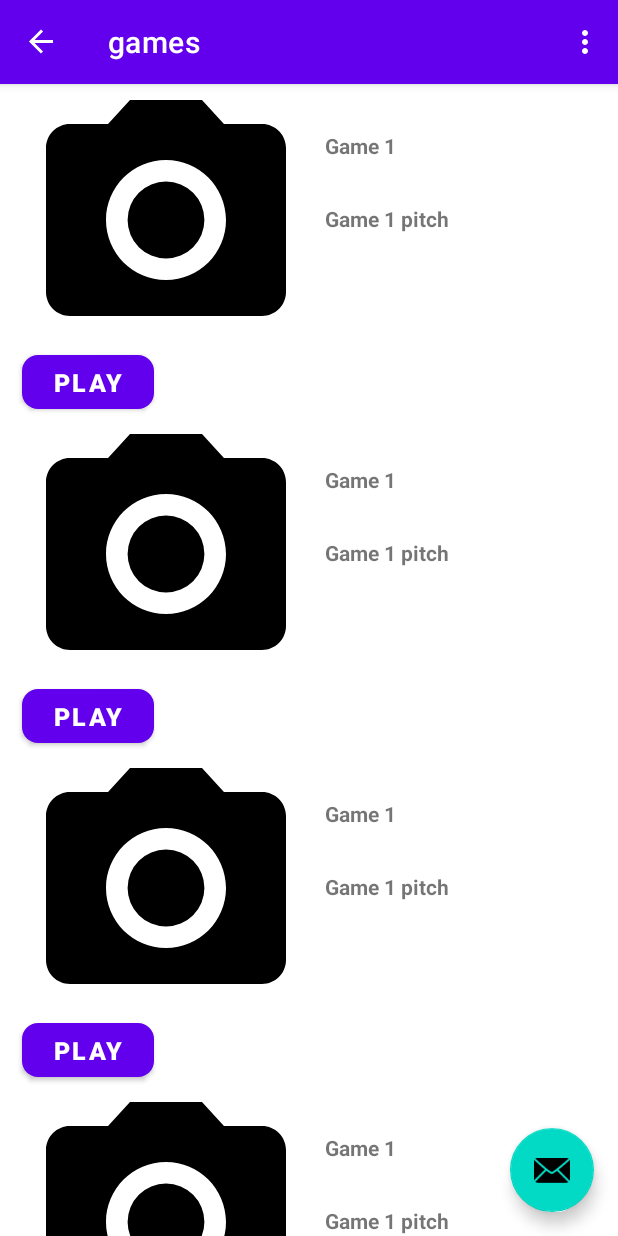
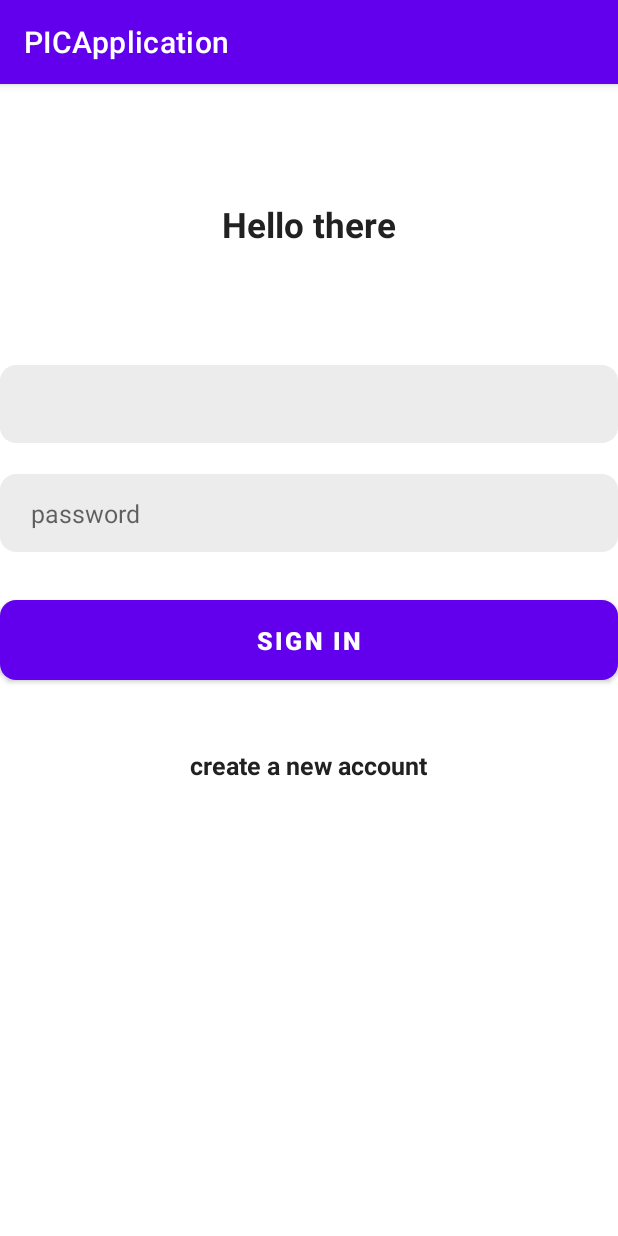
Before and after one commit to EvaristeMJ/PICApplication, an Android app: the screen it shows after launch (MainActivity before the commit, SignInActivity after it), on a phone screen of 412 x 824 dp. Run offline under Robolectric (Android 15) with nearby library versions, the phone set to English and light mode, and no system bars; our stand-ins replace sdp/ssp sizes.

Commit message:
signup and sign in activity implementation

```diff
--- /dev/null
+++ b/app/src/main/java/com/example/picapplication/ui/SignInActivity.java
@@ -0,0 +1,84 @@
+package com.example.picapplication.ui;
+
+import androidx.appcompat.app.AppCompatActivity;
+
+import android.content.Intent;
+import android.os.Bundle;
+import android.util.Patterns;
+import android.view.View;
+import android.widget.Toast;
+
+import com.example.picapplication.MainActivity;
+import com.example.picapplication.database.DatabaseHelper;
+import com.example.picapplication.database.User;
+import com.example.picapplication.databinding.ActivitySignInBinding;
+import com.example.picapplication.sql.PicDatabase;
+
+public class SignInActivity extends AppCompatActivity {
+    private ActivitySignInBinding binding;
+    private PicDatabase picDatabase;
+    private com.example.chat.utilities.PreferenceManager preferenceManager;
+    public User userLogged;
+    @Override
+    protected void onCreate(Bundle savedInstanceState) {
+        super.onCreate(savedInstanceState);
+        binding = ActivitySignInBinding.inflate(getLayoutInflater());
+        preferenceManager = new com.example.chat.utilities.PreferenceManager(getApplicationContext());
+        setContentView(binding.getRoot());
+        setListeners();
+    }
+    private void setListeners(){
+        binding.textCreateNewAccount.setOnClickListener(new View.OnClickListener() {
+            @Override
+            public void onClick(View view) {
+                startActivity(new Intent(getApplicationContext(), MainActivity.class));
+            }
+        });
+        binding.buttonSignIn.setOnClickListener(new View.OnClickListener() {
+            @Override
+            public void onClick(View v) {
+                signIn();
+            }
+        });
+    }
+    public boolean isValidSignInDetails(){
+
+        if(binding.inputUsername.getText().toString().trim().isEmpty()){
+            showToast("Enter email");
+            return false;
+        }
+        else if(binding.inputPassword.getText().toString().trim().isEmpty()){
+            showToast("Enter password");
+            return false;
+        }
+        else if(!Patterns.EMAIL_ADDRESS.matcher(binding.inputUsername.getText().toString().trim()).matches()){
+            showToast("Enter valid email");
+        }
+        return true;
+    }
+
+    /**
+     * Sign in user
+     * Nothing happens if the user is not found or the password is wrong
+     * If the user is found and the password is correct, the user is redirected to the main activity
+     */
+    public void signIn(){
+        if(isValidSignInDetails()){
+            int result = picDatabase.logUser(binding.inputUsername.getText().toString(),binding.inputPassword.getText().toString());
+            if (result == DatabaseHelper.USER_NOT_FOUND){
+                showToast("User not found");
+            }
+            else if(result == DatabaseHelper.WRONG_PASSWORD){
+                showToast("Wrong password");
+            }
+            else{
+                Intent intent = new Intent(getApplicationContext(),MainActivity.class);
+                intent.addFlags(Intent.FLAG_ACTIVITY_NEW_TASK | Intent.FLAG_ACTIVITY_CLEAR_TASK);
+                startActivity(intent);
+            }
+        }
+    }
+    private void showToast(String message){
+        Toast.makeText(getApplicationContext(),message,Toast.LENGTH_SHORT).show();
+    }
+}
--- /dev/null
+++ b/app/src/main/res/layout/activity_sign_in.xml
@@ -0,0 +1,72 @@
+<?xml version="1.0" encoding="utf-8"?>
+<ScrollView xmlns:android="http://schemas.android.com/apk/res/android"
+    xmlns:app="http://schemas.android.com/apk/res-auto"
+    xmlns:tools="http://schemas.android.com/tools"
+    android:layout_width="match_parent"
+    android:layout_height="match_parent"
+    tools:context=".ui.SignInActivity">
+    <LinearLayout
+        android:layout_width="match_parent"
+        android:layout_height="wrap_content"
+        android:gravity="center_horizontal"
+        android:orientation="vertical">
+
+        <TextView
+            android:layout_width="wrap_content"
+            android:layout_height="wrap_content"
+            android:layout_marginTop="@dimen/_60ssp"
+            android:text="Hello there"
+            android:textColor="@color/primary_text"
+            android:textSize="@dimen/_18ssp"
+            android:textStyle="bold" />
+        <EditText
+            android:id="@+id/inputUsername"
+            android:layout_width="match_parent"
+            android:layout_height="@dimen/_40ssp"
+            android:layout_marginTop="@dimen/_60ssp"
+            android:background="@drawable/background_input"
+            android:imeOptions="actionNext"
+            android:importantForAutofill="no"
+            android:inputType="textEmailAddress"
+            android:paddingStart="@dimen/_16ssp"
+            android:paddingEnd="@dimen/_16ssp"
+            android:textColor="@color/primary_text"
+            android:textSize="@dimen/_13ssp"/>
+        <EditText
+            android:id="@+id/inputPassword"
+            android:layout_width="match_parent"
+            android:layout_height="@dimen/_40ssp"
+            android:layout_marginTop="@dimen/_16ssp"
+            android:background="@drawable/background_input"
+            android:hint="@string/password"
+            android:imeOptions="actionDone"
+            android:importantForAutofill="no"
+            android:inputType="textPassword"
+            android:paddingStart="@dimen/_16ssp"
+            android:paddingEnd="@dimen/_16ssp"
+            android:textColor="@color/primary_text"
+            android:textSize="@dimen/_13ssp"/>
+        <com.google.android.material.button.MaterialButton
+            android:id="@+id/buttonSignIn"
+            android:layout_width="match_parent"
+            android:layout_height="@dimen/_50ssp"
+            android:layout_marginTop="@dimen/_20ssp"
+            android:text="@string/sign_in"
+            android:textColor="@color/white"
+            android:textSize="@dimen/_13ssp"
+            android:textStyle="bold"
+            app:cornerRadius="@dimen/_8ssp"
+            />
+        <TextView
+            android:id="@+id/textCreateNewAccount"
+            android:layout_width="wrap_content"
+            android:layout_height="wrap_content"
+            android:layout_marginTop="@dimen/_30ssp"
+            android:text="@string/create_a_new_account"
+            android:textColor="@color/primary_text"
+            android:textSize="@dimen/_13ssp"
+            android:textStyle="bold"/>
+
+    </LinearLayout>
+
+</ScrollView>
--- a/app/src/main/res/navigation/mobile_navigation.xml
+++ b/app/src/main/res/navigation/mobile_navigation.xml
@@ -4,6 +4,11 @@
     xmlns:tools="http://schemas.android.com/tools"
     android:id="@+id/mobile_navigation"
     app:startDestination="@+id/nav_games">
+    <fragment
+        android:id="@+id/nav_games"
+        android:name="com.example.picapplication.ui.GamesFragment"
+        android:label="@string/games"
+        tools:layout="@layout/fragment_games"/>
 
     <fragment
         android:id="@+id/nav_games_created"
@@ -22,9 +27,5 @@
         android:name="com.example.picapplication.ui.logout.LogOutFragment"
         android:label="@string/logout"
         tools:layout="@layout/fragment_log_out" />
-    <fragment
-        android:id="@+id/nav_games"
-        android:name="com.example.picapplication.ui.GamesFragment"
-        android:label="@string/games"
-        tools:layout="@layout/fragment_games"/>
+
 </navigation>
--- a/app/src/main/res/values/strings.xml
+++ b/app/src/main/res/values/strings.xml
@@ -22,4 +22,10 @@
     <string name="hello_blank_fragment">Hello blank fragment</string>
     <string name="games_created">Games Created</string>
     <string name="logout">Log Out</string>
+    <string name="email">email</string>
+    <string name="password">password</string>
+    <string name="sign_in">sign in</string>
+    <string name="create_a_new_account">create a new account</string>
+    <string name="sign_up">sign up</string>
+    <string name="confirm_password">confirm password</string>
 </resources>
```
Also changed, not shown: app/src/main/AndroidManifest.xml (+25 -4 lines), app/src/main/java/com/example/picapplication/adapter/UserGameAdapter.java (+14 -4 lines), app/src/main/java/com/example/picapplication/ui/GameInfoFragment.java (added, +39 -0 lines), app/src/main/java/com/example/picapplication/ui/GameScreenActivity.java (added, +16 -0 lines), app/src/main/java/com/example/picapplication/ui/SignUpActivity.java (added, +115 -0 lines), app/src/main/java/com/example/picapplication/ui/logout/LogOutFragment.java (+10 -12 lines), app/src/main/res/layout/activity_game_screen.xml (added, +9 -0 lines), app/src/main/res/layout/activity_sign_up.xml (added, +105 -0 lines), app/src/main/res/layout/fragment_game_info.xml (added, +14 -0 lines).
